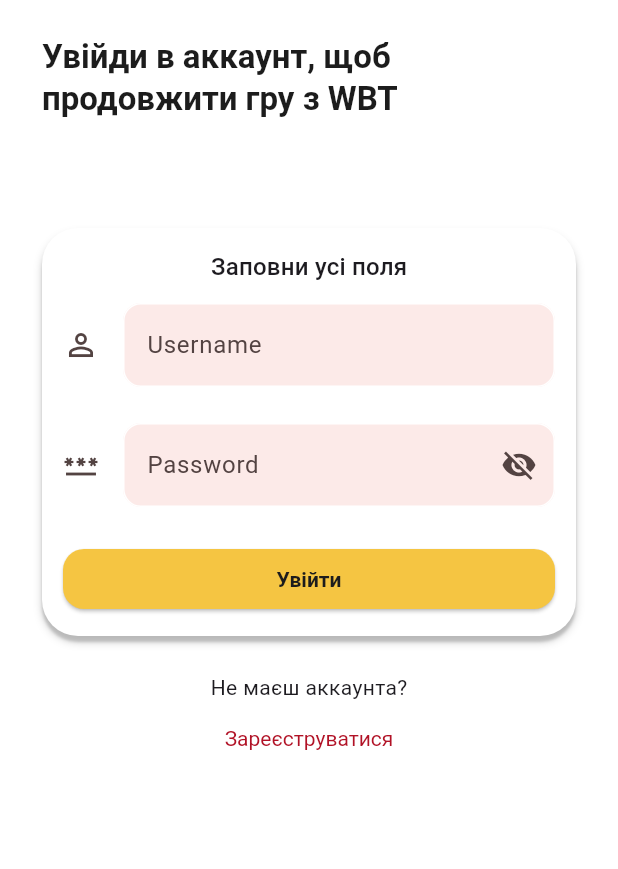
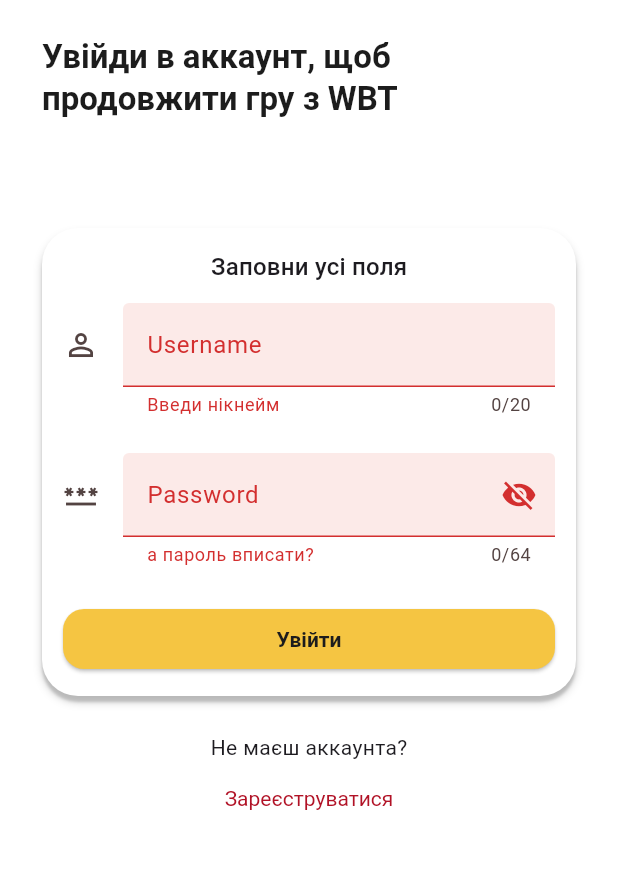
Before and after one commit to Vladus27/lucky-money-game, a Flutter app: the AuthenticationScreen screen opened by its route, after a tap on "Увійти", on a phone screen of 412 x 824 dp, the part 147-1016 px from its top. Run offline on Flutter 3.47's test engine with Material 3 defaults, Android fonts, the phone set to English and light mode, and no system bars; our stand-ins replace animated_bottom_navigation_bar, flutter_riverpod, google_fonts.

Commit message:
add inputs validation

```diff
--- a/lucky_money_app/lib/features/authentication/widgets/password_input.dart
+++ b/lucky_money_app/lib/features/authentication/widgets/password_input.dart
@@ -17,9 +17,21 @@
   Widget build(BuildContext context) {
     final theme = Theme.of(context);
     return TextFormField(
+      maxLength: 64,
       keyboardType: TextInputType.text,
       controller: passwordController,
       obscureText: !isPasswordVisible,
+      validator: (value) {
+        if (value == null || value.isEmpty) {
+          return 'а пароль вписати?';
+        }
+        final regex = RegExp(r'^\S{8,64}$');
+        if (!regex.hasMatch(value)) {
+          return 'мінімум 8 симовлів без пробілів';
+        }
+
+        return null;
+      },
       decoration: InputDecoration(
         icon: const Icon(Icons.password_outlined),
         hintText: 'Enter your password',
@@ -32,6 +44,7 @@
         ),
         filled: true,
         fillColor: theme.colorScheme.surfaceContainer,
+
         enabledBorder: OutlineInputBorder(
           borderRadius: BorderRadius.circular(12),
           borderSide: BorderSide(color: theme.colorScheme.onPrimary),
--- a/lucky_money_app/lib/features/authentication/widgets/username_input.dart
+++ b/lucky_money_app/lib/features/authentication/widgets/username_input.dart
@@ -13,7 +13,19 @@
   Widget build(BuildContext context) {
     final theme = Theme.of(context);
     return TextFormField(
+      maxLength: 20,
       controller: usernameController,
+      validator: (value) {
+        if (value == null || value.isEmpty) {
+          return 'Введи нікнейм';
+        }
+        final regex = RegExp(r'^[a-z0-9_]{3,20}$');
+        if (!regex.hasMatch(value)) {
+          return 'мін 3 символи: a-z, 0-9 або _';
+        }
+
+        return null;
+      },
       decoration: InputDecoration(
         icon: const Icon(Icons.person_outline_outlined),
         labelText: usernameLabel,
```
